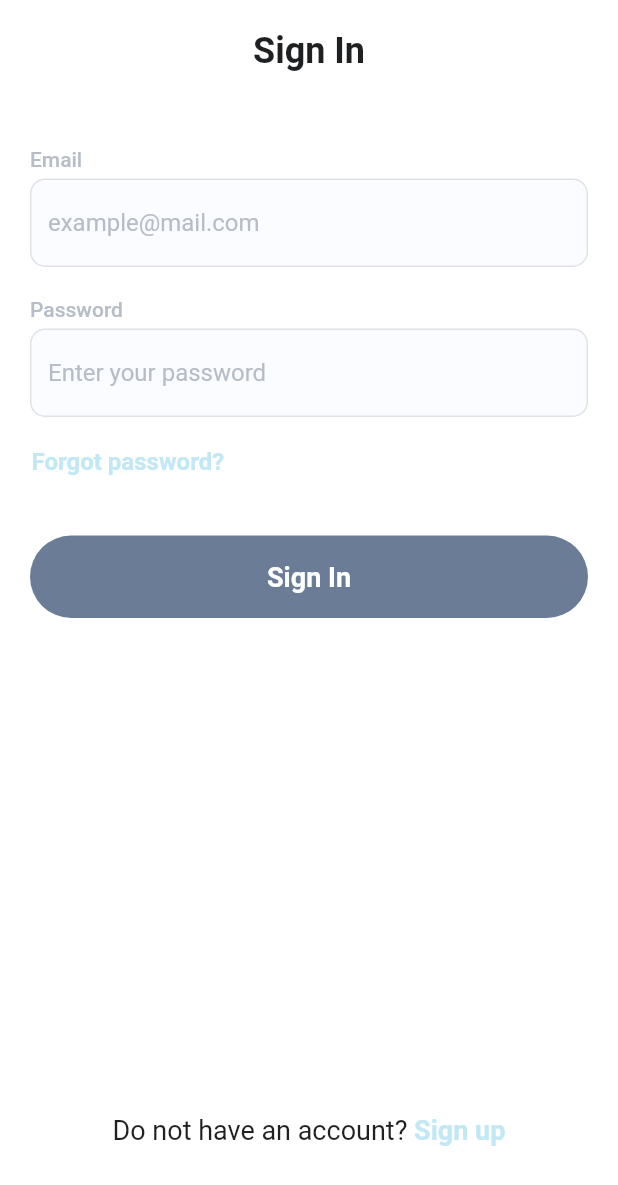
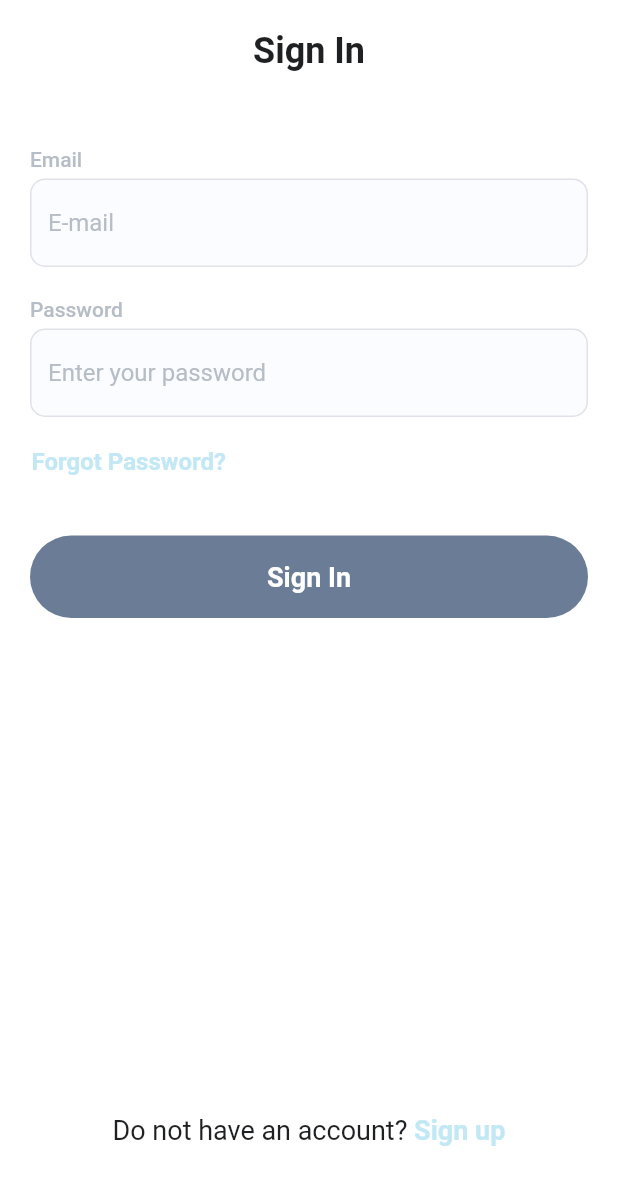
Before and after one commit to jowczar/workout-app, a Flutter app: the screen it shows after launch, after a tap on "Sign in", on a phone screen of 412 x 824 dp. Shown: the top 1185 px of the screen. Run offline on Flutter 3.47's test engine with Material 2 defaults, Android fonts, the light colour scheme and no system bars; our stand-ins replace bloc, cached_network_image, flutter_bloc, flutter_svg.

Commit message:
Add texts for unauthorized screens

```diff
--- a/frontend/lib/core/utils/text_constant.dart
+++ b/frontend/lib/core/utils/text_constant.dart
@@ -1,8 +1,22 @@
 class TextConstant {
-  // Common
-  static const String start = "Start";
+  // Unauthorized screens
+  static const String signInButton = "Sign in";
+  static const String signUpButton = "Sign up";
+  static const String signUpWithGoogleButton = "Sign up with Google";
+  static const String changePasswordButton = "Change password";
+  static const String sendEmailbutton = "Send e-mail";
+
+  static const String usernamePlaceholder = "Username";
+  static const String emailPlaceholder = "E-mail";
+  static const String passwordPlaceholder = "Password";
+  static const String confirmPasswordPlaceholder = "Confirm password";
+
+  static const String forgotPassword = "Forgot Password?";
+
+  // Authorized screens
 
   /* TODO: These string are from tutorial. Remove them when screens are ready. */
+  static const String start = "Start";
 
   // Onboarding
   static const String onboarding1Title = "Workout anywhere";
@@ -23,22 +37,22 @@ class TextConstant {
   static const String usernameErrorText = 'Text is required';
 
   static const String email = "Email";
-  static const String emailPlaceholder = "example@mail.com";
+  // static const String emailPlaceholder = "example@mail.com";
   static const String emailErrorText = 'Email is unvalid, please enter email properly';
 
   static const String password = "Password";
-  static const String passwordPlaceholder = "Must be at least 6 symbols";
+  // static const String passwordPlaceholder = "Must be at least 6 symbols";
   static const String passwordErrorText = 'Password should contain at least 6 characters';
 
   static const String confirmPassword = "Confirm password";
-  static const String confirmPasswordPlaceholder = "Re-enter password";
+  // static const String confirmPasswordPlaceholder = "Re-enter password";
   static const String confirmPasswordErrorText = 'Password is not the same';
 
   static const String alreadyHaveAccount = "Already have an account?";
 
   // Sing In
   static const String passwordPlaceholderSignIn = "Enter your password";
-  static const String forgotPassword = "Forgot password?";
+  // static const String forgotPassword = "Forgot password?";
 
   static const String doNotHaveAnAccount = "Do not have an account?";
 
--- a/frontend/lib/screens/lp_unauthorized_screen/lp_unauthorized_screen.dart
+++ b/frontend/lib/screens/lp_unauthorized_screen/lp_unauthorized_screen.dart
@@ -32,7 +32,7 @@ class LpUnauthorizedScreen extends StatelessWidget {
                         onTap: () {
                           Navigator.pushNamed(context, AppRoutes.signInScreen);
                         },
-                        text: "Sign in",
+                        text: TextConstant.signInButton,
                         width: 238,
                       ),
                       SizedBox(height: 16),
@@ -40,7 +40,7 @@ class LpUnauthorizedScreen extends StatelessWidget {
                         onTap: () {
                           Navigator.pushNamed(context, AppRoutes.signUpScreen);
                         },
-                        text: "Sign up",
+                        text: TextConstant.signUpButton,
                         width: 238,
                         variant: ButtonVariant.Secondary,
                       ),
```
